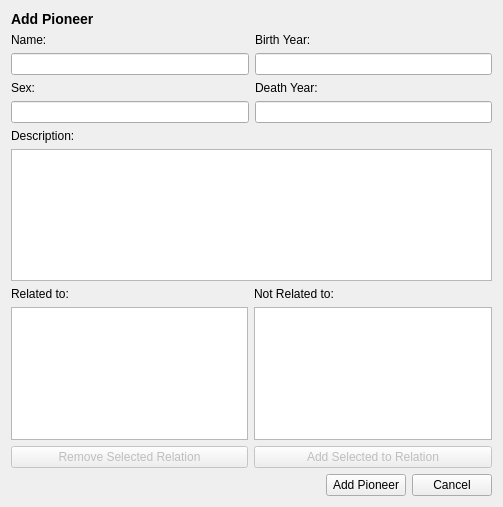
Before: the Qt Designer form vika3/ui/addpioneer.ui in hlynurstef/Verklegt-namskeid-1-vika-3, drawn with Qt 5.
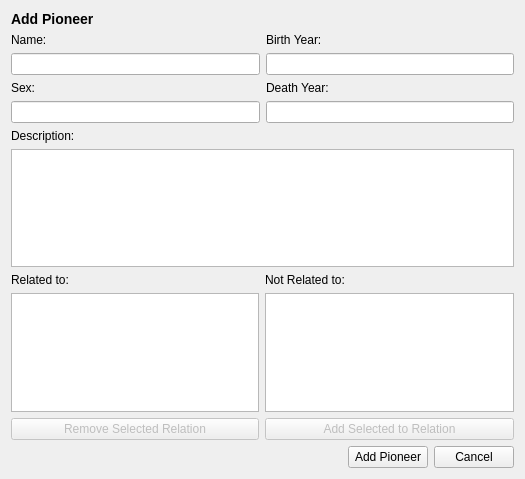
After: the same form once the commit is applied. Icons and pictures are not drawn.

Diff of the .ui file:
```diff
--- a/vika3/ui/addpioneer.ui
+++ b/vika3/ui/addpioneer.ui
@@ -6,8 +6,8 @@
    <rect>
     <x>0</x>
     <y>0</y>
-    <width>503</width>
-    <height>507</height>
+    <width>525</width>
+    <height>479</height>
    </rect>
   </property>
   <property name="windowTitle">
```
